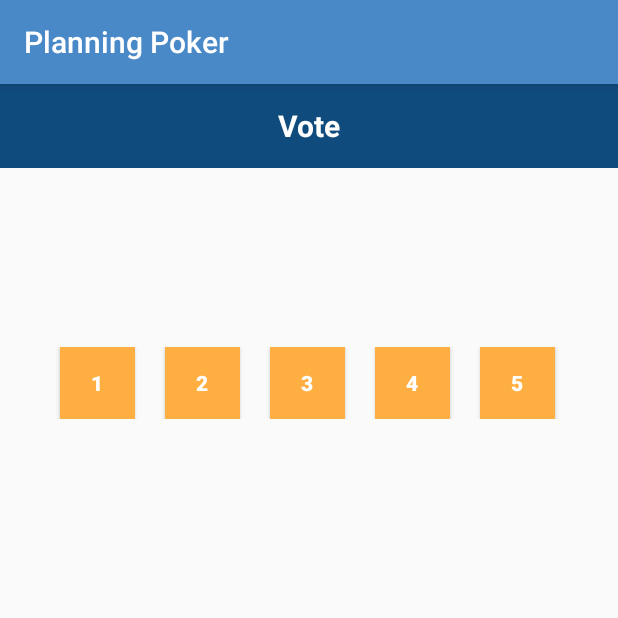
After one commit to roland1997/PlanningPoker, an Android app: the VoteActivity screen opened directly, with no data from a screen before it, on a phone screen of 412 x 824 dp, the top half of it. The commit adds this screen. Run offline under Robolectric (Android 15) with nearby library versions, the phone set to English and light mode, and no system bars; our stand-ins replace Firebase (no records; nobody signed in at launch, a user with empty details on screens opened directly).

Commit message:
Create Vote Activity

```diff
--- a/app/build.gradle
+++ b/app/build.gradle
@@ -27,4 +27,6 @@ dependencies {
     testImplementation 'junit:junit:4.12'
     androidTestImplementation 'androidx.test:runner:1.2.0'
     androidTestImplementation 'androidx.test.espresso:espresso-core:3.2.0'
+    implementation 'com.google.firebase:firebase-database:19.2.0'
+
 }
--- a/app/src/main/AndroidManifest.xml
+++ b/app/src/main/AndroidManifest.xml
@@ -9,7 +9,8 @@
         android:roundIcon="@mipmap/ic_launcher_round"
         android:supportsRtl="true"
         android:theme="@style/AppTheme">
-        <activity android:name=".SessionActivity"></activity>
+        <activity android:name=".VoteActivity"></activity>
+        <activity android:name=".SessionActivity" />
         <activity android:name=".RegisterActivity" />
         <activity android:name=".MainActivity">
             <intent-filter>
--- /dev/null
+++ b/app/src/main/java/com/example/planningpoker/VoteActivity.java
@@ -0,0 +1,110 @@
+package com.example.planningpoker;
+
+import androidx.appcompat.app.AppCompatActivity;
+
+import android.content.Intent;
+import android.os.Bundle;
+import android.view.View;
+import android.widget.Button;
+import android.widget.TextView;
+import android.widget.Toast;
+
+import com.google.firebase.auth.FirebaseAuth;
+import com.google.firebase.database.DatabaseReference;
+import com.google.firebase.database.FirebaseDatabase;
+
+public class VoteActivity extends AppCompatActivity {
+
+    TextView textViewQuestion;
+    Button buttonVote1;
+    Button buttonVote2;
+    Button buttonVote3;
+    Button buttonVote4;
+    Button buttonVote5;
+
+    private FirebaseAuth mAuth;
+    com.google.firebase.database.DatabaseReference reff;
+
+
+    @Override
+    protected void onCreate(Bundle savedInstanceState) {
+        super.onCreate(savedInstanceState);
+        setContentView(R.layout.activity_vote);
+
+        mAuth = FirebaseAuth.getInstance();
+        initialize();
+
+        Toast.makeText(getApplicationContext(),
+                " Szavasat az egyik gombra kattintva adhatja le.",
+                Toast.LENGTH_SHORT).show();
+
+        onClickListener();
+    }
+
+    private void onClickListener() {
+
+        final VoteNumber vote = new VoteNumber();
+
+         final com.google.firebase.database.DatabaseReference reff = FirebaseDatabase.getInstance().getReference("vote");
+
+        buttonVote1.setOnClickListener(new View.OnClickListener() {
+            @Override
+            public void onClick(View v) {
+
+                vote.setVote("1");
+                reff.push().setValue(vote);
+                startActivity(new Intent(VoteActivity.this, SessionActivity.class));
+            }
+        });
+
+        buttonVote2.setOnClickListener(new View.OnClickListener() {
+            @Override
+            public void onClick(View v) {
+                vote.setVote("2");
+                reff.push().setValue(vote);
+                startActivity(new Intent(VoteActivity.this, SessionActivity.class));
+            }
+        });
+
+        buttonVote3.setOnClickListener(new View.OnClickListener() {
+            @Override
+            public void onClick(View v) {
+                vote.setVote("3");
+                reff.push().setValue(vote);
+                startActivity(new Intent(VoteActivity.this, SessionActivity.class));
+            }
+        });
+        buttonVote4.setOnClickListener(new View.OnClickListener() {
+            @Override
+            public void onClick(View v) {
+                vote.setVote("4");
+                reff.push().setValue(vote);
+                startActivity(new Intent(VoteActivity.this, SessionActivity.class));
+            }
+        });
+
+        buttonVote5.setOnClickListener(new View.OnClickListener() {
+            @Override
+            public void onClick(View v) {
+
+                vote.setVote("5");
+                reff.push().setValue(vote);
+                startActivity(new Intent(VoteActivity.this, SessionActivity.class));
+            }
+        });
+    }
+
+
+    private void initialize() {
+
+        textViewQuestion = findViewById(R.id.textViewQuestion);
+        buttonVote1 = findViewById(R.id.buttonVote1);
+        buttonVote2 = findViewById(R.id.buttonVote2);
+        buttonVote3 = findViewById(R.id.buttonVote3);
+        buttonVote4 = findViewById(R.id.buttonVote4);
+        buttonVote5 = findViewById(R.id.buttonVote5);
+    }
+
+
+
+}
--- /dev/null
+++ b/app/src/main/java/com/example/planningpoker/VoteNumber.java
@@ -0,0 +1,18 @@
+package com.example.planningpoker;
+
+public class VoteNumber {
+
+    private String vote;
+
+    public VoteNumber() {
+
+    }
+
+    public String getVote() {
+        return vote;
+    }
+
+    public void setVote(String vote) {
+        this.vote = vote;
+    }
+}
--- /dev/null
+++ b/app/src/main/res/layout/activity_vote.xml
@@ -0,0 +1,94 @@
+<?xml version="1.0" encoding="utf-8"?>
+<androidx.constraintlayout.widget.ConstraintLayout xmlns:android="http://schemas.android.com/apk/res/android"
+    xmlns:app="http://schemas.android.com/apk/res-auto"
+    xmlns:tools="http://schemas.android.com/tools"
+    android:layout_width="match_parent"
+    android:layout_height="match_parent"
+    tools:context=".VoteActivity">
+
+    <LinearLayout
+        android:id="@+id/linearLayout2"
+        android:layout_width="match_parent"
+        android:layout_height="match_parent"
+        android:orientation="vertical">
+
+        <TextView
+            android:id="@+id/textViewvote"
+            android:layout_width="match_parent"
+            android:layout_height="56dp"
+            android:background="@color/colorDarkBlue"
+            android:gravity="center"
+            android:text="@string/vote"
+            android:textColor="@color/colorWhite"
+            android:textSize="20dp"
+            android:textStyle="bold" />
+
+        <TextView
+            android:id="@+id/textViewQuestion"
+            android:layout_width="match_parent"
+            android:layout_height="wrap_content"
+            android:layout_marginTop="70dp" />
+
+        <LinearLayout
+            android:layout_width="match_parent"
+            android:layout_height="wrap_content"
+            android:layout_marginLeft="20dp"
+            android:layout_marginTop="30dp"
+            android:orientation="horizontal">
+
+            <Button
+                android:id="@+id/buttonVote1"
+                android:layout_width="50dp"
+                android:layout_height="wrap_content"
+                android:layout_marginLeft="20dp"
+                android:text="@string/textNumberOne"
+                android:background="@color/colorOrange"
+                android:textColor="@color/colorWhite"
+                android:textStyle="bold"/>
+
+            <Button
+                android:id="@+id/buttonVote2"
+                android:layout_width="50dp"
+                android:layout_height="wrap_content"
+                android:layout_marginLeft="20dp"
+                android:text="@string/TextNumberTwo"
+                android:background="@color/colorOrange"
+                android:textColor="@color/colorWhite"
+                android:textStyle="bold"/>
+
+            <Button
+                android:id="@+id/buttonVote3"
+                android:layout_width="50dp"
+                android:layout_height="wrap_content"
+                android:layout_marginLeft="20dp"
+                android:text="@string/TextNumberThree"
+                android:background="@color/colorOrange"
+                android:textColor="@color/colorWhite"
+                android:textStyle="bold"/>
+
+            <Button
+                android:id="@+id/buttonVote4"
+                android:layout_width="50dp"
+                android:layout_height="wrap_content"
+                android:layout_marginLeft="20dp"
+                android:text="@string/NumberFour"
+                android:background="@color/colorOrange"
+                android:textColor="@color/colorWhite"
+                android:textStyle="bold"/>
+
+            <Button
+                android:id="@+id/buttonVote5"
+                android:layout_width="50dp"
+                android:layout_height="wrap_content"
+                android:layout_marginLeft="20dp"
+                android:text="@string/NumberFive"
+                android:background="@color/colorOrange"
+                android:textColor="@color/colorWhite"
+                android:textStyle="bold"/>
+        </LinearLayout>
+
+    </LinearLayout>
+
+
+
+</androidx.constraintlayout.widget.ConstraintLayout>
--- a/app/src/main/res/values/strings.xml
+++ b/app/src/main/res/values/strings.xml
@@ -8,6 +8,12 @@
     <string name="question">Please write your question</string>
     <string name="planning_poker">Planning Poker</string>
     <string name="session">Session</string>
+    <string name="vote">Vote</string>
+    <string name="textNumberOne">1</string>
+    <string name="TextNumberTwo">2</string>
+    <string name="TextNumberThree">3</string>
+    <string name="NumberFour">4</string>
+    <string name="NumberFive">5</string>
 
 
 </resources>
```
